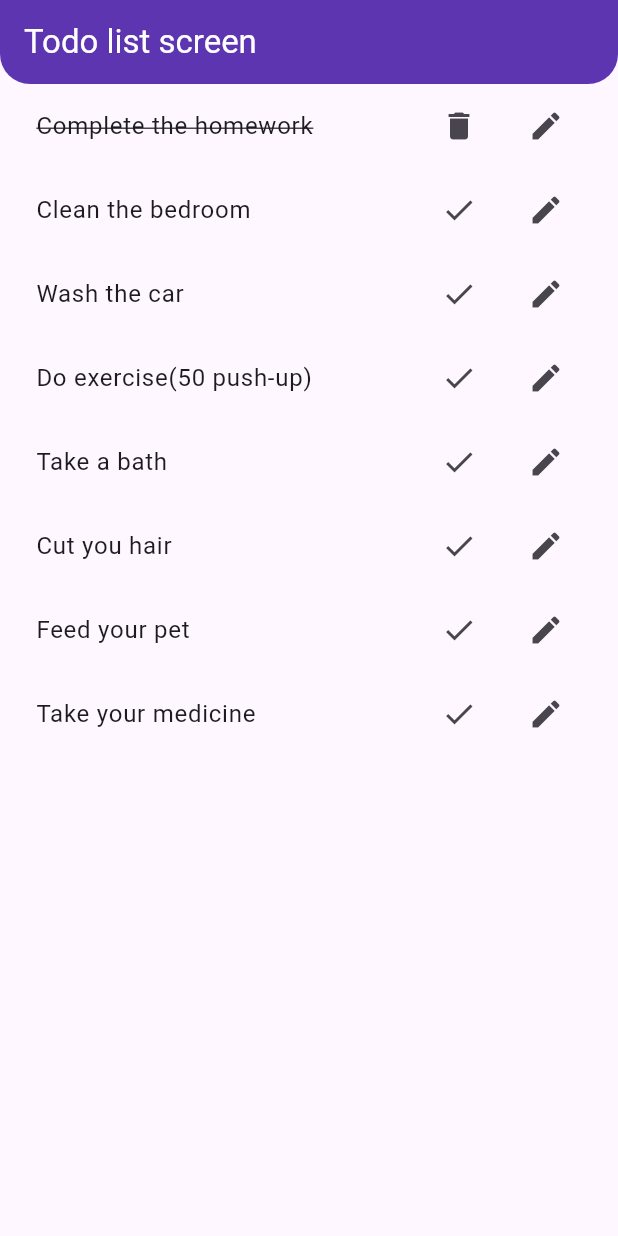
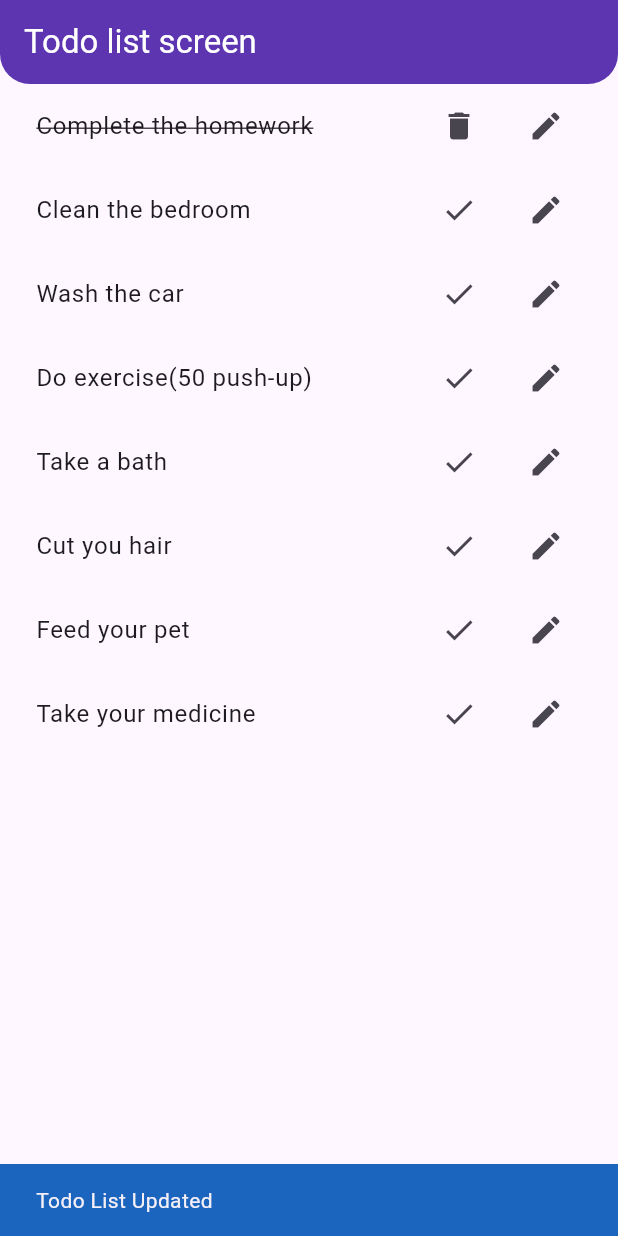
Before and after one commit to afmjoaa/flutter_todo_app, a Flutter app: the screen it shows after launch, after a tap on the "check" icon, on a phone screen of 412 x 824 dp. Run offline on Flutter 3.47's test engine with Material 3 defaults, Android fonts, the phone set to English and light mode, and no system bars; our stand-ins replace bloc, equatable, flutter_bloc.

Commit message:
class_two

```diff
--- /dev/null
+++ b/lib/bloc/todo_list_bloc.dart
@@ -0,0 +1,40 @@
+import 'dart:async';
+
+import 'package:bloc/bloc.dart';
+import 'package:equatable/equatable.dart';
+import 'package:flutter_todo_app/model/todo_model.dart';
+
+part 'todo_list_event.dart';
+part 'todo_list_state.dart';
+
+class TodoListBloc extends Bloc<TodoListEvent, TodoListState> {
+  TodoListBloc() : super(TodoListInitialState(
+      [
+        TodoModel('Complete the homework', false),
+        TodoModel('Clean the bedroom', false),
+        TodoModel('Wash the car', false),
+        TodoModel('Do exercise(50 push-up)', false),
+        TodoModel('Take a bath', false),
+        TodoModel('Cut you hair', false),
+        TodoModel('Feed your pet', false),
+        TodoModel('Take your medicine', false),
+      ]
+  )) {
+
+    on<UpdateTodoListEvent>((event, emit) {
+      state.todos[event.index] = event.todoModel;
+      emit(TodoListUpdatedState(state.todos));
+    });
+
+    on<MarkTodoAsCompleteEvent>((event, emit) {
+      state.todos[event.index].isDone = true;
+      emit(TodoListUpdatedState(state.todos));
+    });
+
+    on<DeleteTodoEvent>((event, emit) {
+      state.todos.removeAt(event.index);
+      emit(TodoListUpdatedState(state.todos));
+    });
+
+  }
+}
--- /dev/null
+++ b/lib/bloc/todo_list_event.dart
@@ -0,0 +1,32 @@
+part of 'todo_list_bloc.dart';
+
+abstract class TodoListEvent extends Equatable {
+  final List properties;
+
+  const TodoListEvent([this.properties = const []]);
+
+  @override
+  List<Object> get props => [properties];
+
+  @override
+  bool get stringify => true;
+}
+
+class UpdateTodoListEvent extends TodoListEvent {
+  final int index;
+  final TodoModel todoModel;
+
+  UpdateTodoListEvent(this.index, this.todoModel): super([index, todoModel]);
+}
+
+class MarkTodoAsCompleteEvent extends TodoListEvent {
+  final int index;
+
+  MarkTodoAsCompleteEvent(this.index): super([index]);
+}
+
+class DeleteTodoEvent extends TodoListEvent {
+  final int index;
+
+  DeleteTodoEvent(this.index): super([index]);
+}
--- /dev/null
+++ b/lib/bloc/todo_list_state.dart
@@ -0,0 +1,23 @@
+part of 'todo_list_bloc.dart';
+
+
+abstract class TodoListState extends Equatable {
+  final List properties;
+  final List<TodoModel> todos;
+
+  const TodoListState(this.todos, [this.properties = const []]);
+
+  @override
+  List<Object> get props => [properties];
+
+  @override
+  bool get stringify => true;
+}
+
+class TodoListInitialState extends TodoListState {
+  TodoListInitialState(super.dataContainer);
+}
+
+class TodoListUpdatedState extends TodoListState {
+  TodoListUpdatedState(List<TodoModel> todos) : super(todos, [DateTime.now()]);
+}
--- /dev/null
+++ b/lib/cubit/todo_list_cubit.dart
@@ -0,0 +1,35 @@
+import 'package:bloc/bloc.dart';
+import 'package:equatable/equatable.dart';
+import 'package:flutter_todo_app/model/todo_model.dart';
+
+part 'todo_list_state.dart';
+
+class TodoListCubit extends Cubit<TodoListState> {
+  TodoListCubit() : super(TodoListInitialState(
+     [
+      TodoModel('Complete the homework', false),
+      TodoModel('Clean the bedroom', false),
+      TodoModel('Wash the car', false),
+      TodoModel('Do exercise(50 push-up)', false),
+      TodoModel('Take a bath', false),
+      TodoModel('Cut you hair', false),
+      TodoModel('Feed your pet', false),
+      TodoModel('Take your medicine', false),
+      ]
+  ));
+
+  void markTaskAsComplete(int index) {
+    state.todos[index].isDone = true;
+    emit(TodoListUpdatedState(state.todos));
+  }
+
+  void deleteTask(int index) {
+    state.todos.removeAt(index);
+    emit(TodoListUpdatedState(state.todos));
+  }
+
+  void updateTask(int index, TodoModel todos) {
+    state.todos[index] = todos;
+    emit(TodoListUpdatedState(state.todos));
+  }
+}
--- /dev/null
+++ b/lib/cubit/todo_list_state.dart
@@ -0,0 +1,22 @@
+part of 'todo_list_cubit.dart';
+
+abstract class TodoListState extends Equatable {
+  final List properties;
+  final List<TodoModel> todos;
+
+  const TodoListState(this.todos, [this.properties = const []]);
+
+  @override
+  List<Object> get props => [properties];
+
+  @override
+  bool get stringify => true;
+}
+
+class TodoListInitialState extends TodoListState {
+  TodoListInitialState(super.dataContainer);
+}
+
+class TodoListUpdatedState extends TodoListState {
+  TodoListUpdatedState(List<TodoModel> todos) : super(todos, [DateTime.now()]);
+}
--- a/lib/dummy_file.dart
+++ /dev/null
@@ -1,3 +0,0 @@
-void main() {
-  print('dummy file');
-}
--- a/lib/inherited_widget/todo_inherited_widget.dart
+++ /dev/null
@@ -1,37 +0,0 @@
-import 'dart:async';
-
-import 'package:flutter/cupertino.dart';
-import 'package:flutter_todo_app/shared/todo_data_container.dart';
-
-class TodoInheritedWidget extends InheritedWidget {
-  TodoInheritedWidget({
-    super.key,
-    required super.child,
-    required this.dataContainer,
-    required this.todoStreamController,
-  }){
-    todoStreamController.sink.add(dataContainer.todos);
-  }
-
-  final TodoDataContainer dataContainer;
-  final StreamController<List<Todos>> todoStreamController;
-
-  updateTodoStreamController(int index, Todos todos) {
-    dataContainer.todos[index] = todos;
-    todoStreamController.sink.add(dataContainer.todos);
-  }
-
-  static TodoInheritedWidget? maybeOf(BuildContext context) {
-    return context.dependOnInheritedWidgetOfExactType<TodoInheritedWidget>();
-  }
-
-  static TodoInheritedWidget of(BuildContext context) {
-    final TodoInheritedWidget? result = maybeOf(context);
-    assert(result != null, 'No TodoInheritedWidget found in context');
-    return result!;
-  }
-
-  @override
-  bool updateShouldNotify(TodoInheritedWidget oldWidget) =>
-      dataContainer != oldWidget.dataContainer;
-}
--- a/lib/main.dart
+++ b/lib/main.dart
@@ -1,10 +1,11 @@
 import 'dart:async';
 
 import 'package:flutter/material.dart';
+import 'package:flutter_todo_app/bloc/todo_list_bloc.dart';
 import 'package:flutter_todo_app/core/app_routes.dart';
-import 'package:flutter_todo_app/inherited_widget/todo_inherited_widget.dart';
-import 'package:flutter_todo_app/shared/todo_data_container.dart';
-
+// import 'package:flutter_todo_app/cubit/todo_list_cubit.dart';
+import 'package:flutter_todo_app/model/todo_model.dart';
+import 'package:flutter_bloc/flutter_bloc.dart';
 import 'screen/todo_list/todo_list_screen.dart';
 
 void main() {
@@ -19,7 +20,7 @@ class MyApp extends StatefulWidget {
 }
 
 class _MyAppState extends State<MyApp> {
-  late final StreamController<List<Todos>> _streamController;
+  late final StreamController<List<TodoModel>> _streamController;
 
   @override
   void initState() {
@@ -29,9 +30,8 @@ class _MyAppState extends State<MyApp> {
 
   @override
   Widget build(BuildContext context) {
-    return TodoInheritedWidget(
-      dataContainer: TodoDataContainer(),
-      todoStreamController: _streamController,
+    return BlocProvider(
+      create: (context) => TodoListBloc(),
       child: MaterialApp(
         title: 'Flutter Todo App',
         debugShowCheckedModeBanner: false,
--- /dev/null
+++ b/lib/model/todo_model.dart
@@ -0,0 +1,6 @@
+class TodoModel {
+  String task;
+  bool isDone;
+
+  TodoModel(this.task, this.isDone);
+}
--- a/lib/screen/todo_detail/todo_detail_screen.dart
+++ b/lib/screen/todo_detail/todo_detail_screen.dart
@@ -1,6 +1,8 @@
 import 'package:flutter/material.dart';
-import 'package:flutter_todo_app/inherited_widget/todo_inherited_widget.dart';
-import 'package:flutter_todo_app/shared/todo_data_container.dart';
+import 'package:flutter_bloc/flutter_bloc.dart';
+import 'package:flutter_todo_app/bloc/todo_list_bloc.dart';
+// import 'package:flutter_todo_app/cubit/todo_list_cubit.dart';
+import 'package:flutter_todo_app/model/todo_model.dart';
 
 class TodoDetailScreen extends StatefulWidget {
   static const String path = '/todo_detail';
@@ -25,11 +27,7 @@ class _TodoDetailScreenState extends State<TodoDetailScreen> {
 
   @override
   Widget build(BuildContext context) {
-    List<Todos> todos = TodoInheritedWidget
-        .of(context)
-        .dataContainer
-        .todos;
-
+    TodoListBloc todoListBloc = BlocProvider.of<TodoListBloc>(context);
     return Scaffold(
       appBar: AppBar(
         backgroundColor: Colors.deepPurple.shade100,
@@ -49,7 +47,7 @@ class _TodoDetailScreenState extends State<TodoDetailScreen> {
           Padding(
             padding: const EdgeInsets.all(16.0),
             child: Text(
-              'Current task: ${todos[widget.index].task}',
+              'Current task: ${todoListBloc.state.todos[widget.index].task}',
               style: TextStyle(
                   fontSize: 16,
                   fontWeight: FontWeight.w500
@@ -69,9 +67,9 @@ class _TodoDetailScreenState extends State<TodoDetailScreen> {
           ),
           ElevatedButton(
             onPressed: () {
-              Todos currentTodo = todos[widget.index];
+              TodoModel currentTodo = todoListBloc.state.todos[widget.index];
               currentTodo.task = editingController.text;
-              TodoInheritedWidget.of(context).updateTodoStreamController(widget.index, currentTodo);
+              todoListBloc.add(UpdateTodoListEvent(widget.index, currentTodo));
               Navigator.pop(context);
             },
             child: Text("Confirm Edit"),
--- a/lib/screen/todo_list/todo_list_screen.dart
+++ b/lib/screen/todo_list/todo_list_screen.dart
@@ -1,9 +1,11 @@
-import 'dart:async';
+import 'dart:math';
 
 import 'package:flutter/material.dart';
-import 'package:flutter_todo_app/inherited_widget/todo_inherited_widget.dart';
+import 'package:flutter_bloc/flutter_bloc.dart';
+import 'package:flutter_todo_app/bloc/todo_list_bloc.dart';
+
+// import 'package:flutter_todo_app/cubit/todo_list_cubit.dart';
 import 'package:flutter_todo_app/screen/todo_detail/todo_detail_screen.dart';
-import 'package:flutter_todo_app/shared/todo_data_container.dart';
 
 class TodoListScreen extends StatefulWidget {
   static const String path = '/todo_list';
@@ -21,6 +23,16 @@ class _TodoListScreenState extends State<TodoListScreen> {
     super.initState();
   }
 
+  Color getRandomColor() {
+    Random random = Random();
+    return Color.fromARGB(
+      255,
+      random.nextInt(256),
+      random.nextInt(256),
+      random.nextInt(256),
+    );
+  }
+
   @override
   Widget build(BuildContext context) {
     return Scaffold(
@@ -35,19 +47,27 @@ class _TodoListScreenState extends State<TodoListScreen> {
               bottom: Radius.circular(20),
             )),
       ),
-      body: StreamBuilder<List<Todos>>(
-        stream: TodoInheritedWidget.of(context).todoStreamController.stream,
-        builder: (context, snapshot) {
+      body: BlocListener<TodoListBloc, TodoListState>(
+        listener: (context, state) {
+          ScaffoldMessenger.of(context).showSnackBar(
+              SnackBar(
+                  content: Text("Todo List Updated"),
+                backgroundColor: getRandomColor(),
+                duration: Duration(milliseconds: 800),
+              ),);
+        },
+        child: BlocBuilder<TodoListBloc, TodoListState>(
+          builder: (context, state) {
             return ListView.builder(
-            itemCount: snapshot.data?.length,
+              itemCount: state.todos.length,
               itemBuilder: (context, index) {
                 return ListTile(
                   title: Padding(
                     padding: const EdgeInsets.symmetric(horizontal: 8),
                     child: Text(
-                    snapshot.data![index].task,
+                      state.todos[index].task,
                       style: TextStyle(
-                        decoration: snapshot.data![index].isDone
+                          decoration: state.todos![index].isDone
                               ? TextDecoration.lineThrough
                               : TextDecoration.none,
                           fontSize: 16,
@@ -58,17 +78,19 @@ class _TodoListScreenState extends State<TodoListScreen> {
                     mainAxisAlignment: MainAxisAlignment.spaceAround,
                     mainAxisSize: MainAxisSize.min,
                     children: [
-                    if (snapshot.data![index].isDone)
+                      if (state.todos[index].isDone)
                         IconButton(
                           onPressed: () {
-                          _deleteTask(index, snapshot.data!);
+                            BlocProvider.of<TodoListBloc>(context).add(
+                                DeleteTodoEvent(index));
                           },
                           icon: Icon(Icons.delete),
                         ),
-                    if (!snapshot.data![index].isDone)
+                      if (!state.todos[index].isDone)
                         IconButton(
                           onPressed: () {
-                          _markTaskAsComplete(index, snapshot.data!);
+                            BlocProvider.of<TodoListBloc>(context).add(
+                                MarkTodoAsCompleteEvent(index));
                           },
                           icon: Icon(Icons.check),
                         ),
@@ -77,7 +99,8 @@ class _TodoListScreenState extends State<TodoListScreen> {
                       ),
                       IconButton(
                         onPressed: () {
-                        Navigator.pushNamed(context, TodoDetailScreen.path, arguments: index);
+                          Navigator.pushNamed(context, TodoDetailScreen.path,
+                              arguments: index);
                         },
                         icon: Icon(Icons.edit),
                       )
@@ -86,20 +109,12 @@ class _TodoListScreenState extends State<TodoListScreen> {
                 );
               },
             );
-        }
+          },
+        ),
       ),
     );
   }
 
-  void _markTaskAsComplete(int index, List<Todos> todos) {
-    todos[index].isDone = true;
-    TodoInheritedWidget.of(context).todoStreamController.sink.add(todos);
-  }
-
-  void _deleteTask(int index, List<Todos> todos) {
-    todos.removeAt(index);
-    TodoInheritedWidget.of(context).todoStreamController.sink.add(todos);
-  }
 
   @override
   void dispose() {
--- a/lib/shared/todo_data_container.dart
+++ /dev/null
@@ -1,19 +0,0 @@
-class TodoDataContainer {
-  List<Todos> todos =  [
-    Todos('Complete the homework', false),
-    Todos('Clean the bedroom', false),
-    Todos('Wash the car', false),
-    Todos('Do exercise(50 push-up)', false),
-    Todos('Take a bath', false),
-    Todos('Cut you hair', false),
-    Todos('Feed your pet', false),
-    Todos('Take your medicine', false),
-  ];
-}
-
-class Todos {
-  String task;
-  bool isDone;
-
-  Todos(this.task, this.isDone);
-}
```
Also changed, not shown: pubspec.yaml (+4 -70 lines), pubspec.lock. Lines whose indentation alone changed are shown as unchanged.
